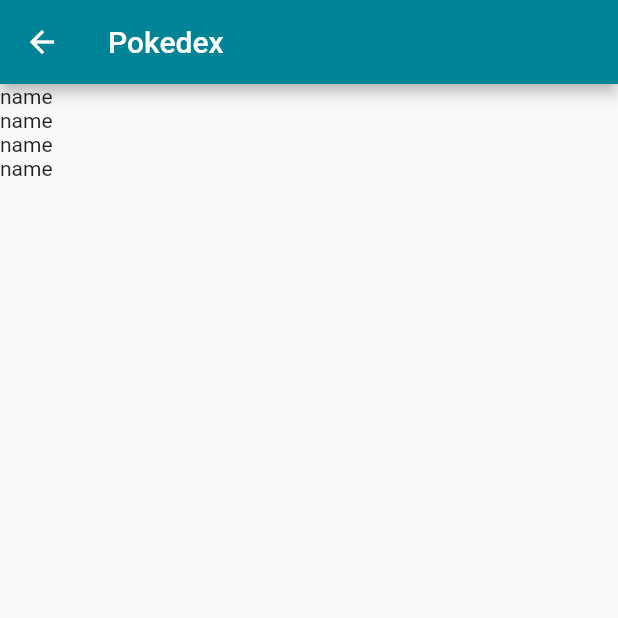
After one commit to musps/demo-app-flutter, a Flutter app: the UserMenuWidget screen opened directly, after a tap on "Pokedex", on a phone screen of 412 x 824 dp, the top half of it. The commit adds this screen. Run offline on Flutter 3.47's test engine with Material 2 defaults, Android fonts, the phone set to English and light mode, and no system bars; our stand-ins replace shared_preferences; accounts and stored records are empty; network calls fail.

Commit message:
add: add pokedex

```diff
--- a/lib/main.dart
+++ b/lib/main.dart
@@ -1,11 +1,13 @@
 import 'package:flutter/material.dart';
 import 'package:provider/provider.dart';
+import 'package:testapp/providers/pokemons_provider.dart';
 import 'package:testapp/screens/homeScreen.dart';
 import 'package:testapp/screens/auth/forgot_password_screen.dart';
 import 'package:testapp/screens/auth/register_screen.dart';
 import 'package:testapp/screens/auth/login_screen.dart';
 import 'package:testapp/screens/in/calculator_screen.dart';
 import 'package:testapp/screens/in/degrees_conversion_screen.dart';
+import 'package:testapp/screens/in/pokedex_screen.dart';
 import 'package:testapp/screens/in/profile_screen.dart';
 import 'package:testapp/providers/user_provider.dart';
 
@@ -33,12 +35,14 @@ class MyApp extends StatelessWidget {
         '/in/profile': (context) => ProfileScreen(),
         '/in/calculator': (context) => CalculatorScreen(),
         '/in/degrees_conversion': (context) => DegreesConversionScreen(),
+        '/in/pokedex': (context) => PokedexScreen(),
       },
     );
 
     return MultiProvider(
       providers: [
         Provider<UserProvider>(create: (_) => UserProvider()),
+        Provider<PokemonsProvider>(create: (_) => PokemonsProvider()),
       ],
       child: app
     );
--- /dev/null
+++ b/lib/models/pokemon_model.dart
@@ -0,0 +1,32 @@
+class Pokemon {
+  String id;
+  String name;
+  String imageUrl;
+  String imageUrlHiRes;
+  String hp;
+
+  Pokemon({this.id, this.name, this.imageUrl, this.imageUrlHiRes, this.hp});
+
+  Pokemon.fromJson(Map<String, dynamic> json) {
+    id = json['id'] ?? '';
+    name = json['name'] ?? '';
+    imageUrl = json['imageUrl'] ?? '';
+    imageUrlHiRes = json['imageUrlHiRes'] ?? '';
+    hp = json['hp'] ?? '';
+  }
+
+  Map<String, dynamic> toJSON() {
+    return {
+      'id': id,
+      'name': name,
+      'imageUrl': imageUrl,
+      'imageUrlHiRes': imageUrlHiRes,
+      'hp': hp,
+    };
+  }
+
+  @override
+  String toString() {
+    return 'Pokemon{id: $id, name: $name}, imageUrl: $imageUrl, imageUrlHiRes: $imageUrlHiRes, hp: $hp}';
+  }
+}
--- /dev/null
+++ b/lib/providers/pokemons_provider.dart
@@ -0,0 +1,28 @@
+import 'dart:convert';
+import 'package:flutter/cupertino.dart';
+import 'package:testapp/models/pokemon_model.dart';
+import 'package:http/http.dart' as http;
+
+class PokemonsProvider with ChangeNotifier {
+  static final String endpoint = 'https://api.pokemontcg.io/v1/cards';
+  List<Pokemon> items = [
+    Pokemon(id: '1', name: 'name'),
+    Pokemon(id: '3', name: 'name'),
+    Pokemon(id: '4', name: 'name'),
+    Pokemon(id: '5', name: 'name'),
+  ];
+
+  Future<void> fetchAll() async {
+    final response = await http.get(endpoint);
+
+     if (response.statusCode == 200) {
+       Map<String, dynamic> tmp = jsonDecode(response.body);
+
+       for (var item in tmp['cards']) {
+         items.add(Pokemon.fromJson(item));
+       }
+       notifyListeners();
+       print('ko');
+     }
+  }
+}
--- a/lib/screens/homeScreen.dart
+++ b/lib/screens/homeScreen.dart
@@ -19,7 +19,7 @@ class _HomeScreen extends State<HomeScreen> {
       if (!isLogged) {
         Navigator.pushReplacementNamed(context, '/auth/login');
       } else {
-        Navigator.pushReplacementNamed(context, '/in/profile');
+        Navigator.pushReplacementNamed(context, '/in/pokedex');
       }
     });
   }
--- /dev/null
+++ b/lib/screens/in/pokedex_screen.dart
@@ -0,0 +1,40 @@
+import 'package:flutter/material.dart';
+import 'package:provider/provider.dart';
+import 'package:testapp/providers/pokemons_provider.dart';
+import 'package:testapp/widgets/bottom_menu.dart';
+import 'package:testapp/widgets/user_menu_widget.dart';
+
+class PokedexScreen extends StatefulWidget {
+  final String title = 'Pokedex';
+
+  PokedexScreen({Key key}) : super(key: key);
+  _PokedexScreen createState() => _PokedexScreen();
+}
+
+class _PokedexScreen extends State<PokedexScreen> {
+  @override
+  void initState() {
+    Future.microtask(() async {
+      Provider.of<PokemonsProvider>(context, listen: false).fetchAll();
+    });
+  }
+
+  @override
+  Widget build(BuildContext context) {
+    return Scaffold(
+      appBar: AppBar(
+        title: Text(widget.title),
+      ),
+      body: Consumer<PokemonsProvider>(
+        builder: (context, pokemons, child) {
+          return ListView.builder(
+            itemCount: pokemons.items.length,
+            itemBuilder: (BuildContext ctxt, int index) {
+              return new Text(pokemons.items[index].name);
+            }
+          );
+        }
+      )
+    );
+  }
+}
--- a/lib/widgets/user_menu_widget.dart
+++ b/lib/widgets/user_menu_widget.dart
@@ -19,6 +19,10 @@ class _UserMenuWidget extends State<UserMenuWidget> {
       body: ListView(
         children: [
           ListTile(
+            title: Text('Pokedex'),
+            onTap: () => Navigator.pushReplacementNamed(context, '/in/pokedex'),
+          ),
+          ListTile(
             title: Text('Calculator'),
             onTap: () => Navigator.pushReplacementNamed(context, '/in/calculator'),
           ),
--- a/pubspec.yaml
+++ b/pubspec.yaml
@@ -21,6 +21,7 @@ dependencies:
     sdk: flutter
   shared_preferences: ^0.5.6
   provider: ^4.0.1
+  http: ^0.12.0+4
 
   # The following adds the Cupertino Icons font to your application.
   # Use with the CupertinoIcons class for iOS style icons.
```
Also changed, not shown: pubspec.lock.
